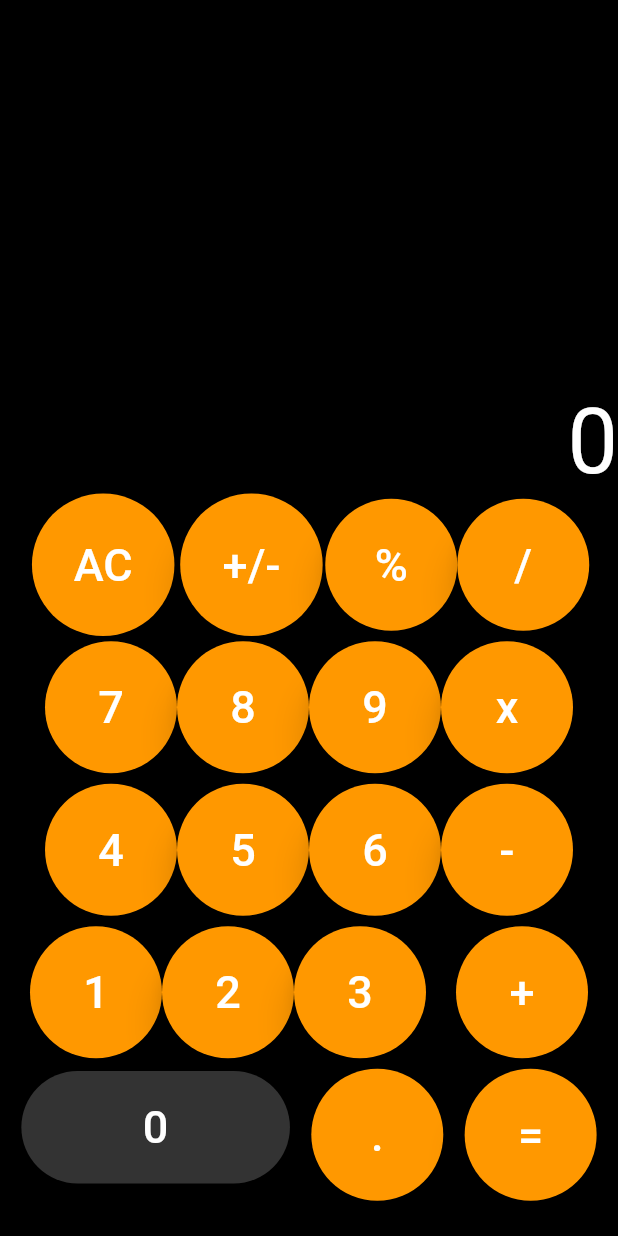
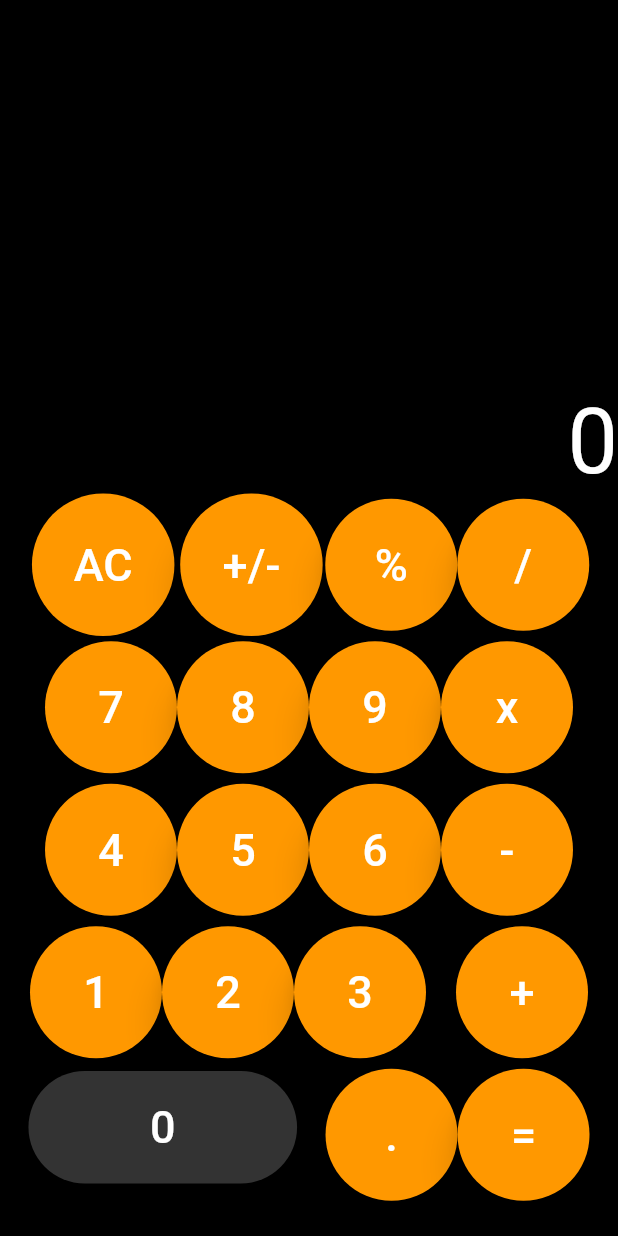
Before and after one commit to zulfahfau/trycalc, a Flutter app: the screen it shows after launch, on a phone screen of 412 x 824 dp. Run offline on Flutter 3.47's test engine with Material 2 defaults, Android fonts, the light colour scheme and no system bars.

Commit message:
[fix] keypadfun added to all row

```diff
--- a/lib/my_home_page.dart
+++ b/lib/my_home_page.dart
@@ -130,8 +130,10 @@ class MyHomePage extends StatelessWidget {
               mainAxisAlignment: MainAxisAlignment.spaceEvenly,
               children: [
                 ButtonZero(btnText: '0'),
-                tryButton(btnText: '.'),
-                tryButton(btnText: '='),
+                keyPadFun(['.', '=']),
+
+                // tryButton(btnText: '.'),
+                // tryButton(btnText: '='),
 
                 // btn('.'),
                 // btn('='),
```
